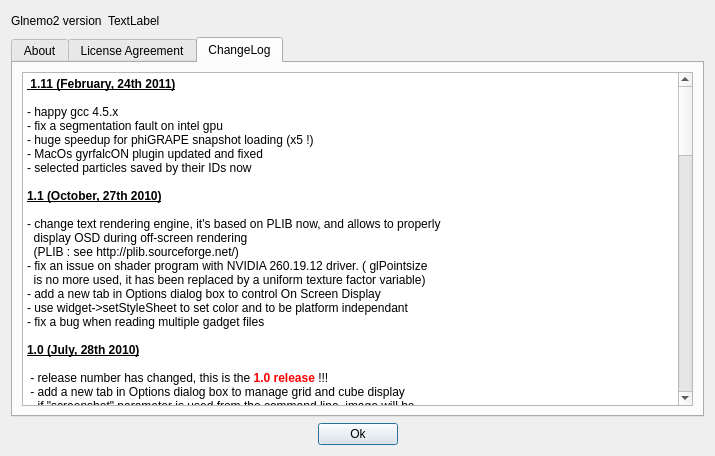
Qt form usr/jcl/glnemo2/src/formabout.ui (teuben/nemo) before a commit.
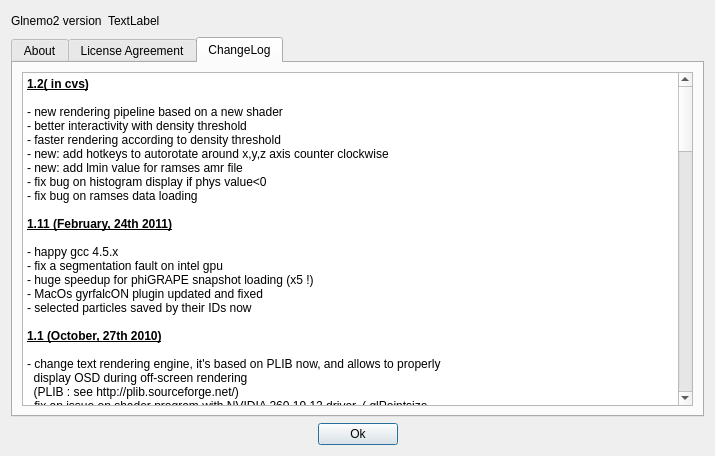
The same form after that commit. Icons and pictures are not drawn.

Commit message: update to version 1.2 new rendering pipeline better interactivity from data with density faster rendering tons of bug fixed

The edit to the form file:
```diff
--- a/usr/jcl/glnemo2/src/formabout.ui
+++ b/usr/jcl/glnemo2/src/formabout.ui
@@ -1057,7 +1057,17 @@
 &lt;table border=&quot;0&quot; style=&quot;-qt-table-type: root; margin-top:4px; margin-bottom:4px; margin-left:4px; margin-right:4px;&quot;&gt;
 &lt;tr&gt;
 &lt;td style=&quot;border: none;&quot;&gt;
-&lt;p style=&quot; margin-top:0px; margin-bottom:0px; margin-left:0px; margin-right:0px; -qt-block-indent:0; text-indent:0px;&quot;&gt;&lt;span style=&quot; font-weight:600; text-decoration: underline;&quot;&gt; 1.11 (February, 24th 2011)&lt;/span&gt;&lt;/p&gt;
+&lt;p style=&quot; margin-top:0px; margin-bottom:0px; margin-left:0px; margin-right:0px; -qt-block-indent:0; text-indent:0px;&quot;&gt;&lt;span style=&quot; font-weight:600; text-decoration: underline;&quot;&gt;1.2( in cvs)&lt;/span&gt;&lt;/p&gt;
+&lt;p style=&quot;-qt-paragraph-type:empty; margin-top:0px; margin-bottom:0px; margin-left:0px; margin-right:0px; -qt-block-indent:0; text-indent:0px; font-weight:600; text-decoration: underline;&quot;&gt;&lt;/p&gt;
+&lt;p style=&quot; margin-top:0px; margin-bottom:0px; margin-left:0px; margin-right:0px; -qt-block-indent:0; text-indent:0px;&quot;&gt;- new rendering pipeline based on a new shader&lt;/p&gt;
+&lt;p style=&quot; margin-top:0px; margin-bottom:0px; margin-left:0px; margin-right:0px; -qt-block-indent:0; text-indent:0px;&quot;&gt;- better interactivity with density threshold&lt;/p&gt;
+&lt;p style=&quot; margin-top:0px; margin-bottom:0px; margin-left:0px; margin-right:0px; -qt-block-indent:0; text-indent:0px;&quot;&gt;- faster rendering according to density threshold&lt;/p&gt;
+&lt;p style=&quot; margin-top:0px; margin-bottom:0px; margin-left:0px; margin-right:0px; -qt-block-indent:0; text-indent:0px;&quot;&gt;- new: add hotkeys to autorotate around x,y,z axis counter clockwise&lt;/p&gt;
+&lt;p style=&quot; margin-top:0px; margin-bottom:0px; margin-left:0px; margin-right:0px; -qt-block-indent:0; text-indent:0px;&quot;&gt;- new: add lmin value for ramses amr file&lt;/p&gt;
+&lt;p style=&quot; margin-top:0px; margin-bottom:0px; margin-left:0px; margin-right:0px; -qt-block-indent:0; text-indent:0px;&quot;&gt;- fix bug on histogram display if phys value&amp;lt;0&lt;/p&gt;
+&lt;p style=&quot; margin-top:0px; margin-bottom:0px; margin-left:0px; margin-right:0px; -qt-block-indent:0; text-indent:0px;&quot;&gt;- fix bug on ramses data loading&lt;/p&gt;
+&lt;p style=&quot;-qt-paragraph-type:empty; margin-top:0px; margin-bottom:0px; margin-left:0px; margin-right:0px; -qt-block-indent:0; text-indent:0px;&quot;&gt;&lt;/p&gt;
+&lt;p style=&quot; margin-top:0px; margin-bottom:0px; margin-left:0px; margin-right:0px; -qt-block-indent:0; text-indent:0px;&quot;&gt;&lt;span style=&quot; font-weight:600; text-decoration: underline;&quot;&gt;1.11 (February, 24th 2011)&lt;/span&gt;&lt;/p&gt;
 &lt;p style=&quot;-qt-paragraph-type:empty; margin-top:0px; margin-bottom:0px; margin-left:0px; margin-right:0px; -qt-block-indent:0; text-indent:0px; font-weight:600; text-decoration: underline;&quot;&gt;&lt;/p&gt;
 &lt;p style=&quot; margin-top:0px; margin-bottom:0px; margin-left:0px; margin-right:0px; -qt-block-indent:0; text-indent:0px;&quot;&gt;- happy gcc 4.5.x&lt;/p&gt;
 &lt;p style=&quot; margin-top:0px; margin-bottom:0px; margin-left:0px; margin-right:0px; -qt-block-indent:0; text-indent:0px;&quot;&gt;- fix a segmentation fault on intel gpu&lt;/p&gt;
```
The commit also changes 29 other files.
